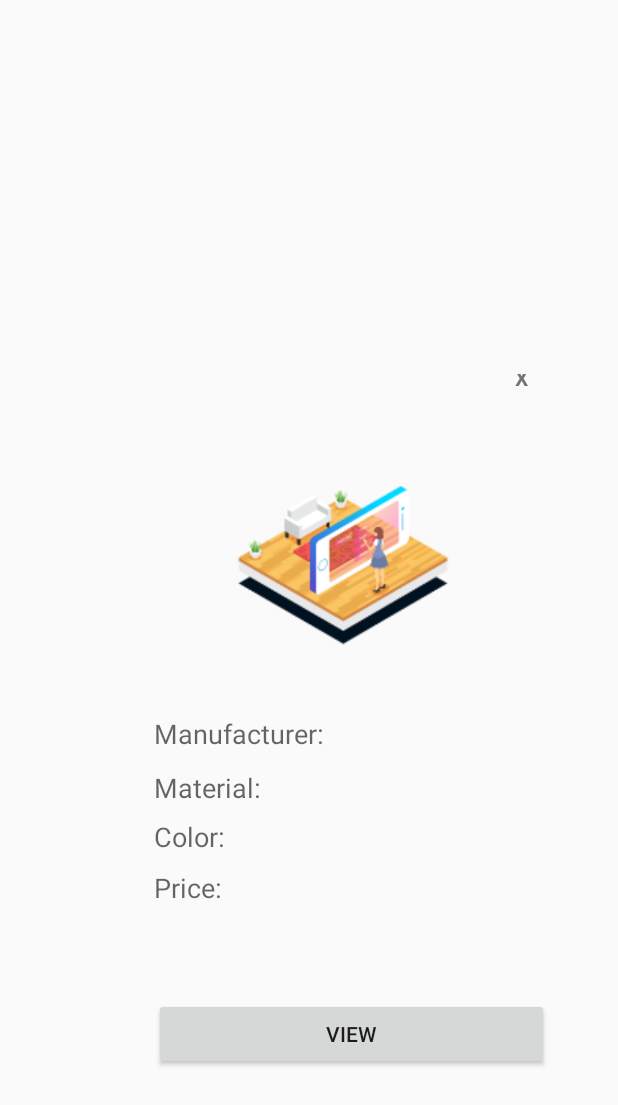
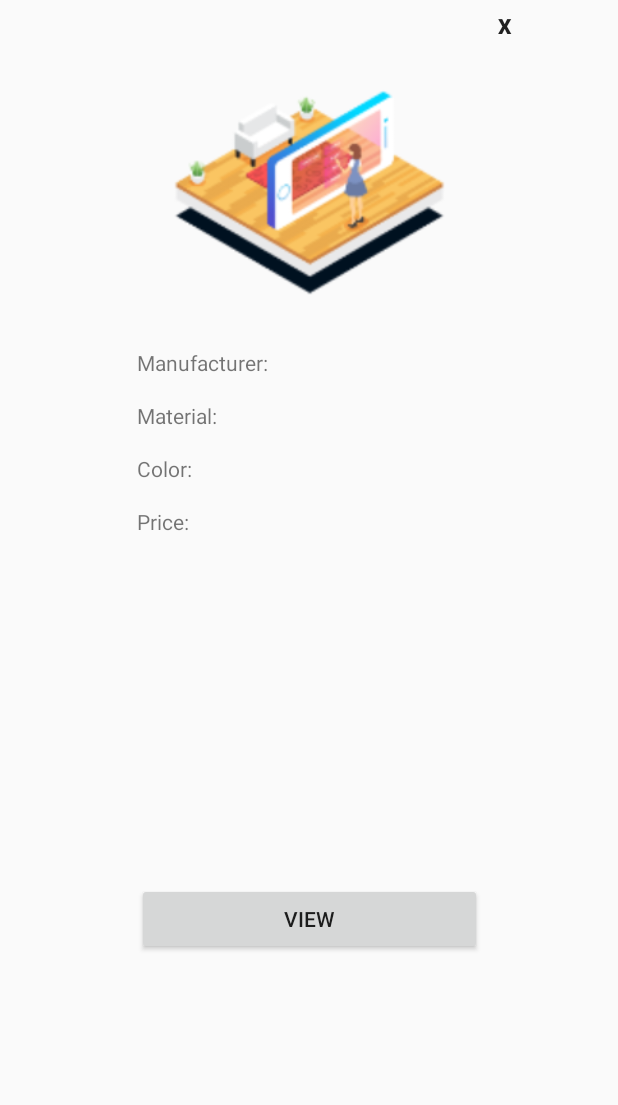
Before and after one commit to asitennakoon/Attic_Application, an Android app: the layout furniture_info_screen.xml on its own in the app's theme, with its tools: preview values and no code run, on a phone screen of 412 x 824 dp. Shown: the top 1105 px of the screen. Run offline under Robolectric (Android 15) with nearby library versions, the phone set to English and light mode, and no system bars.

Commit message:
Made furniture info screen responsive

```diff
--- a/Mobile_App/app/src/main/assets/labelsnew.txt
+++ /dev/null
@@ -1,3 +0,0 @@
-Diningroom
-Bedroom
-Livingroom
--- a/Mobile_App/app/src/main/java/com/example/myapplication/Camera.java
+++ b/Mobile_App/app/src/main/java/com/example/myapplication/Camera.java
@@ -24,7 +24,7 @@ public class Camera extends AppCompatActivity {
     private Classifier.Device device = Classifier.Device.CPU;
     private int numThreads = -1;
     private Integer sensorOrientation;
-    List<Classifier.Recognition> probabilityOutput;
+    static List<Classifier.Recognition> probabilityOutput;
     static String[] predictedClass;
 //    public static String currentImagePath = null;
 //    private static final int IMAGE_REQUEST = 1;
--- a/Mobile_App/app/src/main/java/com/example/myapplication/ClassifierFloatMobileNet.java
+++ b/Mobile_App/app/src/main/java/com/example/myapplication/ClassifierFloatMobileNet.java
@@ -16,10 +16,11 @@ limitations under the License.
 package com.example.myapplication;
 
 import android.app.Activity;
-import java.io.IOException;
-import com.example.myapplication.Classifier.Device;
+
 import org.tensorflow.lite.support.common.TensorOperator;
 import org.tensorflow.lite.support.common.ops.NormalizeOp;
+
+import java.io.IOException;
 
 /** This TensorFlowLite classifier works with the float MobileNet model. */
 public class ClassifierFloatMobileNet extends Classifier {
@@ -47,10 +48,9 @@ public class ClassifierFloatMobileNet extends Classifier {
     super(activity, device, numThreads);
   }
 
-  // TODO: Specify model.tflite as the model file and labels.txt as the label file
   @Override
   protected String getModelPath() {
-    return "generated.tflite";
+    return "model_unquant.tflite";
   }
 
   @Override
--- a/Mobile_App/app/src/main/java/com/example/myapplication/Image_View.java
+++ b/Mobile_App/app/src/main/java/com/example/myapplication/Image_View.java
@@ -3,7 +3,9 @@ package com.example.myapplication;
 import android.graphics.Bitmap;
 import android.graphics.BitmapFactory;
 import android.os.Bundle;
+import android.widget.Button;
 import android.widget.ImageView;
+
 import androidx.appcompat.app.AppCompatActivity;
 
 public class Image_View extends AppCompatActivity {
@@ -19,6 +21,9 @@ public class Image_View extends AppCompatActivity {
 
         Bitmap bitmap = BitmapFactory.decodeFile(Category.currentImagePath);
         capturedImage.setImageBitmap(bitmap);
+
+        Button classifierOutput = findViewById(R.id.classifierOutput);
+        classifierOutput.setText(Camera.probabilityOutput.toString());
     }
 
 
--- a/Mobile_App/app/src/main/res/layout/furniture_info_screen.xml
+++ b/Mobile_App/app/src/main/res/layout/furniture_info_screen.xml
@@ -1,146 +1,124 @@
 <?xml version="1.0" encoding="utf-8"?>
 <androidx.constraintlayout.widget.ConstraintLayout xmlns:android="http://schemas.android.com/apk/res/android"
     xmlns:app="http://schemas.android.com/apk/res-auto"
-    xmlns:tools="http://schemas.android.com/tools"
     android:layout_width="match_parent"
     android:layout_height="match_parent">
 
-    <LinearLayout
-        android:layout_width="350dp"
-        android:layout_height="475dp"
-        android:layout_gravity="center"
-        android:background="@android:color/transparent"
-        android:orientation="vertical"
-        android:padding="5dp"
-        app:layout_constraintBottom_toBottomOf="parent"
+    <ImageView
+        android:id="@+id/previewImg"
+        android:layout_width="230dp"
+        android:layout_height="184dp"
+        android:layout_marginTop="32dp"
+        android:contentDescription="@string/preview_for_funiture_item"
         app:layout_constraintEnd_toEndOf="parent"
-        app:layout_constraintHorizontal_bias="0.491"
         app:layout_constraintStart_toStartOf="parent"
         app:layout_constraintTop_toTopOf="parent"
-        app:layout_constraintVertical_bias="0.699"
-        tools:ignore="MissingConstraints">
-
-        <TextView
-            android:id="@+id/closeTxt"
-            android:layout_width="29dp"
-            android:layout_height="32dp"
-            android:layout_gravity="end"
-            android:gravity="center"
-            android:text="X"
-            android:textStyle="bold"
-            android:translationX="-20px"
-            android:translationY="-20px"
-            tools:ignore="MissingConstraints" />
-
-        <LinearLayout
-            android:layout_width="match_parent"
-            android:layout_height="162dp"
-            android:orientation="vertical">
-
-            <ImageView
-                android:id="@+id/imageView"
-                android:layout_width="252dp"
-                android:layout_height="wrap_content"
-                android:translationX="100px"
-                android:translationY="30px"
         app:srcCompat="@drawable/splash_1" />
-        </LinearLayout>
-
-        <LinearLayout
-            android:layout_width="match_parent"
-            android:layout_height="wrap_content"
-            android:orientation="vertical">
 
     <TextView
         android:id="@+id/textView14"
         android:layout_width="wrap_content"
         android:layout_height="wrap_content"
-                android:text="Manufacturer:"
-                android:textAppearance="@style/TextAppearance.AppCompat.Medium"
-                android:translationX="100px"
-                android:translationY="50px" />
+        android:layout_marginTop="16dp"
+        android:text="@string/manufacturer"
+        app:layout_constraintStart_toStartOf="@+id/previewImg"
+        app:layout_constraintTop_toBottomOf="@+id/previewImg" />
+
+    <TextView
+        android:id="@+id/textView15"
+        android:layout_width="wrap_content"
+        android:layout_height="wrap_content"
+        android:layout_marginTop="16dp"
+        android:text="@string/material"
+        app:layout_constraintStart_toStartOf="@+id/previewImg"
+        app:layout_constraintTop_toBottomOf="@+id/manufacturer" />
+
+    <TextView
+        android:id="@+id/textView16"
+        android:layout_width="wrap_content"
+        android:layout_height="wrap_content"
+        android:layout_marginTop="16dp"
+        android:text="@string/color"
+        app:layout_constraintStart_toStartOf="@+id/previewImg"
+        app:layout_constraintTop_toBottomOf="@+id/textView15" />
+
+    <TextView
+        android:id="@+id/textView17"
+        android:layout_width="wrap_content"
+        android:layout_height="wrap_content"
+        android:layout_marginTop="16dp"
+        android:text="@string/price"
+        app:layout_constraintStart_toStartOf="@+id/previewImg"
+        app:layout_constraintTop_toBottomOf="@+id/textView16" />
+
+    <TextView
+        android:id="@+id/stock"
+        android:layout_width="0dp"
+        android:layout_height="wrap_content"
+        android:layout_marginTop="16dp"
+        app:layout_constraintEnd_toEndOf="@+id/price"
+        app:layout_constraintStart_toStartOf="@+id/textView17"
+        app:layout_constraintTop_toBottomOf="@+id/textView17" />
 
     <TextView
         android:id="@+id/manufacturer"
-                android:layout_width="130dp"
+        android:layout_width="0dp"
         android:layout_height="wrap_content"
-                android:textAppearance="@style/TextAppearance.AppCompat.Medium"
-                android:translationX="450px"
-                android:translationY="-20px" />
-
-            <TextView
-                android:id="@+id/textView"
-                android:layout_width="112dp"
-                android:layout_height="wrap_content"
-                android:text="Material: "
-                android:textAppearance="@style/TextAppearance.AppCompat.Medium"
-                android:translationX="100px"
-                android:translationY="30px" />
+        android:layout_marginStart="8dp"
+        android:layout_marginTop="16dp"
+        app:layout_constraintEnd_toEndOf="@+id/previewImg"
+        app:layout_constraintHorizontal_bias="0.0"
+        app:layout_constraintStart_toEndOf="@+id/textView14"
+        app:layout_constraintTop_toBottomOf="@+id/previewImg" />
 
     <TextView
         android:id="@+id/material"
-                android:layout_width="130dp"
+        android:layout_width="0dp"
         android:layout_height="wrap_content"
-                android:textAppearance="@style/TextAppearance.AppCompat.Medium"
-                android:translationX="450px"
-                android:translationY="-43px" />
-
-            <TextView
-                android:id="@+id/textView15"
-                android:layout_width="112dp"
-                android:layout_height="wrap_content"
-                android:text="Color: "
-                android:textAppearance="@style/TextAppearance.AppCompat.Medium"
-                android:translationX="100px"
-                android:translationY="5px" />
+        android:layout_marginTop="16dp"
+        app:layout_constraintEnd_toEndOf="@+id/previewImg"
+        app:layout_constraintStart_toStartOf="@+id/manufacturer"
+        app:layout_constraintTop_toBottomOf="@+id/manufacturer" />
 
     <TextView
         android:id="@+id/color"
-                android:layout_width="130dp"
+        android:layout_width="0dp"
         android:layout_height="wrap_content"
-                android:textAppearance="@style/TextAppearance.AppCompat.Medium"
-                android:translationX="450px"
-                android:translationY="-66px" />
-
-            <TextView
-                android:id="@+id/textView16"
-                android:layout_width="111dp"
-                android:layout_height="wrap_content"
-                android:text="Price: "
-                android:textAppearance="@style/TextAppearance.AppCompat.Medium"
-                android:translationX="100px"
-                android:translationY="-18px" />
+        android:layout_marginTop="16dp"
+        app:layout_constraintEnd_toEndOf="@+id/material"
+        app:layout_constraintHorizontal_bias="1.0"
+        app:layout_constraintStart_toStartOf="@+id/manufacturer"
+        app:layout_constraintTop_toBottomOf="@+id/material" />
 
     <TextView
         android:id="@+id/price"
-                android:layout_width="130dp"
+        android:layout_width="0dp"
         android:layout_height="wrap_content"
-                android:textAppearance="@style/TextAppearance.AppCompat.Medium"
-                android:translationX="450px"
-                android:translationY="-88px" />
-
-            <TextView
-                android:id="@+id/stock"
-                android:layout_width="263dp"
-                android:layout_height="wrap_content"
-                android:textAppearance="@style/TextAppearance.AppCompat.Medium"
-                android:translationX="100px"
-                android:translationY="-40px" />
-        </LinearLayout>
-
-        <LinearLayout
-            android:layout_width="match_parent"
-            android:layout_height="match_parent"
-            android:orientation="vertical">
+        android:layout_marginTop="16dp"
+        app:layout_constraintEnd_toEndOf="@+id/color"
+        app:layout_constraintStart_toStartOf="@+id/manufacturer"
+        app:layout_constraintTop_toBottomOf="@+id/color" />
 
     <Button
         android:id="@+id/viewBtn"
-                android:layout_width="263dp"
+        android:layout_width="0dp"
         android:layout_height="wrap_content"
-                android:text="View"
-                android:translationX="100px" />
-        </LinearLayout>
+        android:layout_marginTop="24dp"
+        android:layout_marginBottom="16dp"
+        android:text="@string/view"
+        app:layout_constraintBottom_toBottomOf="parent"
+        app:layout_constraintEnd_toEndOf="@+id/stock"
+        app:layout_constraintHorizontal_bias="0.0"
+        app:layout_constraintStart_toStartOf="@+id/stock"
+        app:layout_constraintTop_toBottomOf="@+id/stock" />
 
-    </LinearLayout>
-
+    <Button
+        android:id="@+id/closeBtn"
+        android:layout_width="30dp"
+        android:layout_height="30dp"
+        android:background="@android:color/transparent"
+        android:text="@string/close"
+        android:textStyle="bold"
+        app:layout_constraintBottom_toTopOf="@+id/previewImg"
+        app:layout_constraintStart_toEndOf="@+id/previewImg" />
 </androidx.constraintlayout.widget.ConstraintLayout>
--- a/Mobile_App/app/src/main/res/layout/image_view_screen.xml
+++ b/Mobile_App/app/src/main/res/layout/image_view_screen.xml
@@ -1,8 +1,6 @@
 <?xml version="1.0" encoding="utf-8"?>
-<androidx.constraintlayout.widget.ConstraintLayout
-    xmlns:android="http://schemas.android.com/apk/res/android"
+<androidx.constraintlayout.widget.ConstraintLayout xmlns:android="http://schemas.android.com/apk/res/android"
     xmlns:app="http://schemas.android.com/apk/res-auto"
-    xmlns:tools="http://schemas.android.com/tools"
     android:layout_width="match_parent"
     android:layout_height="match_parent">
 
@@ -39,4 +37,17 @@
         app:layout_constraintStart_toStartOf="parent"
         app:layout_constraintTop_toBottomOf="@+id/toolbar4" />
 
+    <Button
+        android:id="@+id/classifierOutput"
+        android:layout_width="383dp"
+        android:layout_height="82dp"
+        android:layout_weight="1"
+        android:background="#FFFFFF"
+        android:paddingStart="20dp"
+        android:paddingEnd="20dp"
+        android:textAllCaps="false"
+        app:layout_constraintBottom_toBottomOf="parent"
+        app:layout_constraintEnd_toEndOf="parent"
+        app:layout_constraintStart_toStartOf="parent" />
+
 </androidx.constraintlayout.widget.ConstraintLayout>
--- a/Mobile_App/app/src/main/res/values/strings.xml
+++ b/Mobile_App/app/src/main/res/values/strings.xml
@@ -17,4 +17,11 @@
     <string name="view_captured_image">View Captured Image</string>
     <string name="what_are_you_looking_for">What are you looking for?</string>
     <string name="office_furniture">Office Furniture</string>
+    <string name="close">X</string>
+    <string name="preview_for_funiture_item">preview for funiture item</string>
+    <string name="manufacturer">Manufacturer:</string>
+    <string name="material">Material:</string>
+    <string name="color">Color:</string>
+    <string name="price">Price:</string>
+    <string name="view">View</string>
 </resources>
```
Also changed, not shown: 2 other files. Lines whose indentation alone changed are shown as unchanged.
